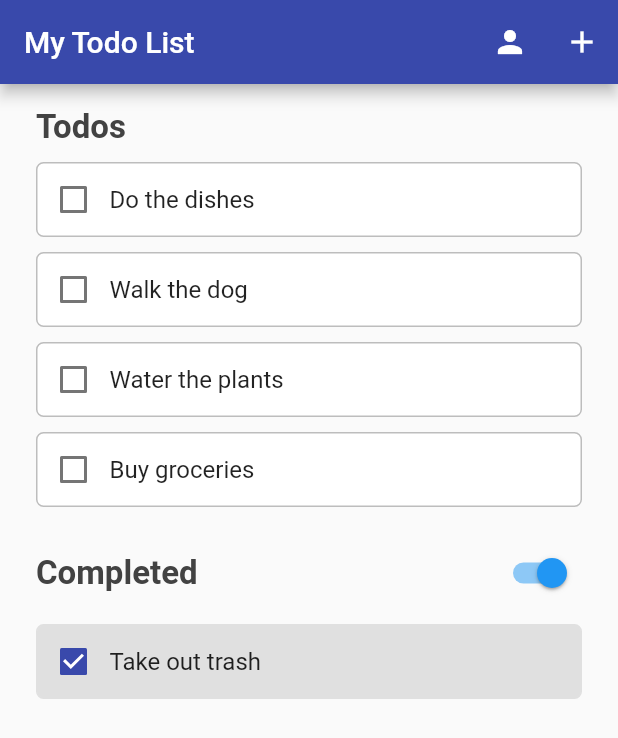
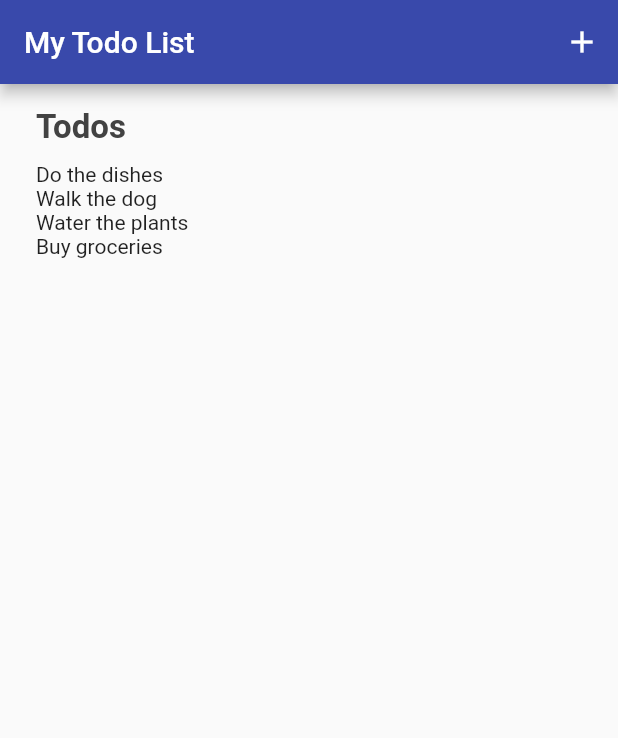
Before and after one commit to zeitspace/flutter-session, a Flutter app: the screen it shows after launch, on a phone screen of 412 x 824 dp. Shown: the top 738 px of the screen. Run offline on Flutter 3.47's test engine with Material 2 defaults, Android fonts, the phone set to English and light mode, and no system bars.

Commit message:
Setup step 2

```diff
--- a/app/lib/main.dart
+++ b/app/lib/main.dart
@@ -1,6 +1,5 @@
 import 'package:flutter/material.dart';
 import './new_todo.dart';
-import './friend_todos.dart';
 
 void main() {
   runApp(MyApp());
@@ -29,9 +28,7 @@ class MyApp extends StatelessWidget {
         ),
       ),
       home: MyTodos(title: 'My Todo List'),
-        routes: {
-          '/friends': (context) => FriendTodos(title: "Friends Todos"),
-        });
+    );
   }
 }
 
@@ -52,26 +49,6 @@ class _MyTodosState extends State<MyTodos> {
     "Buy groceries",
   ];
 
-  List<String> _completeTodos = [
-    "Take out trash",
-  ];
-
-  bool _showCompleted = true;
-
-  void toggleDone(bool newVal, int index) {
-    setState(() {
-      if (newVal) {
-        String item = _todos[index];
-        _todos.removeAt(index);
-        _completeTodos.add(item);
-      } else {
-        String item = _completeTodos[index];
-        _completeTodos.removeAt(index);
-        _todos.add(item);
-      }
-    });
-  }
-
   void _addTodo(BuildContext context) async {
     String newTodo = await showDialog(
       context: context,
@@ -85,29 +62,7 @@ class _MyTodosState extends State<MyTodos> {
     List<Widget> children = [];
     for (int i = 0; i < _todos.length; i++) {
       String item = _todos[i];
-      children.add(TodoTile(
-        name: item,
-        isDone: false,
-        index: i,
-        toggle: toggleDone,
-      ));
-    }
-    return children;
-  }
-
-  List<Widget> _completeList() {
-    List<Widget> children = [];
-
-    if (!_showCompleted) return children;
-
-    for (int i = 0; i < _completeTodos.length; i++) {
-      String item = _completeTodos[i];
-      children.add(TodoTile(
-        name: item,
-        isDone: true,
-        index: i,
-        toggle: toggleDone,
-      ));
+      children.add(Text(item));
     }
     return children;
   }
@@ -118,10 +73,6 @@ class _MyTodosState extends State<MyTodos> {
       appBar: AppBar(
         title: Text(widget.title),
         actions: [
-          IconButton(
-            icon: Icon(Icons.person),
-            onPressed: () => Navigator.pushNamed(context, "/friends"),
-          ),
           IconButton(
             icon: Icon(Icons.add),
             onPressed: () => _addTodo(context),
@@ -136,72 +87,13 @@ class _MyTodosState extends State<MyTodos> {
             SizedBox(height: 16),
             Text("Todos", style: Theme.of(context).textTheme.headline1),
             SizedBox(height: 10),
-            Column(children: _todoList()),
-            SizedBox(height: 10),
-            Row(
-              mainAxisAlignment: MainAxisAlignment.spaceBetween,
-              children: [
-                Text("Completed",
-                    style: _showCompleted
-                        ? Theme.of(context).textTheme.headline1
-                        : Theme.of(context)
-                            .textTheme
-                            .headline1
-                            .copyWith(color: Colors.grey[400])),
-                Switch.adaptive(
-                  value: _showCompleted,
-                  onChanged: (newVal) =>
-                      setState(() => _showCompleted = newVal),
+            Column(
+              children: _todoList(),
+              crossAxisAlignment: CrossAxisAlignment.start,
             ),
-              ],
-            ),
-            SizedBox(height: 10),
-            Column(children: _completeList()),
           ],
         ),
       ),
     );
   }
 }
-
-class TodoTile extends StatelessWidget {
-  TodoTile({
-    @required this.name,
-    @required this.isDone,
-    @required this.index,
-    @required this.toggle,
-  });
-
-  final String name;
-  final bool isDone;
-  final int index;
-  final Function toggle;
-
-  @override
-  Widget build(BuildContext context) {
-    return Container(
-      margin: EdgeInsets.only(bottom: 10),
-      decoration: BoxDecoration(
-          color: isDone ? Colors.grey[300] : Colors.white,
-          border: Border.all(
-            color: isDone ? Colors.grey[300] : Colors.grey[400],
-          ),
-          borderRadius: BorderRadius.all(
-            Radius.circular(5),
-          )),
-      child: Row(
-        children: [
-          Checkbox(
-            activeColor: Theme.of(context).primaryColor,
-            value: isDone,
-            onChanged: (bool newVal) => toggle(newVal, index),
-          ),
-          Text(
-            name,
-            style: TextStyle(fontSize: 16),
-          ),
-        ],
-      ),
-    );
-  }
-}
```
Also changed, not shown: app/lib/friend_todos.dart (deleted, +0 -95 lines). Lines whose indentation alone changed are shown as unchanged.
